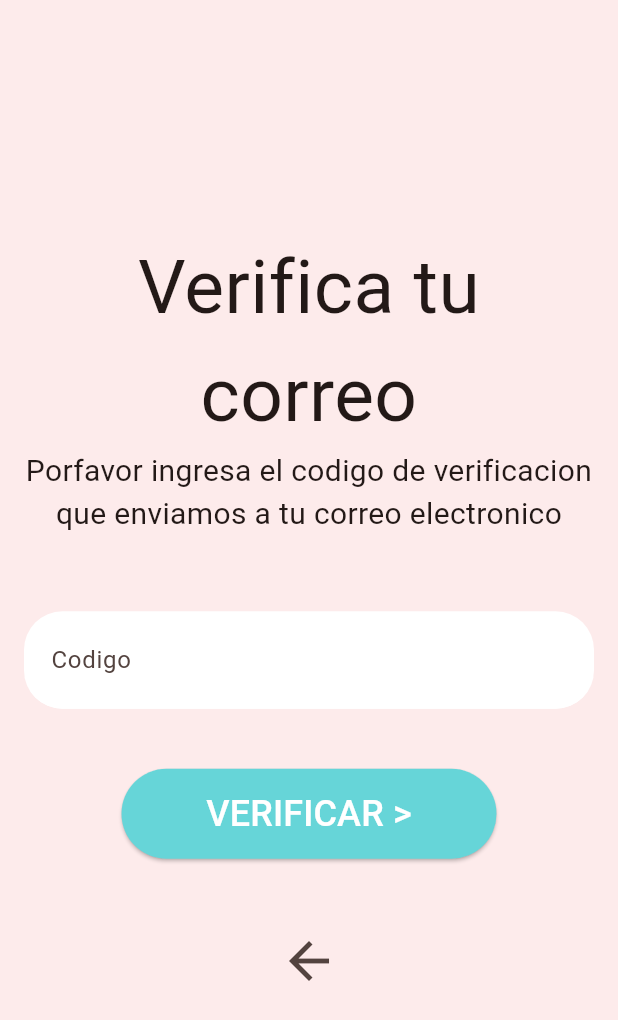
After one commit to Vane737/picspeak_movil, a Flutter app: the VerificCorreo screen opened directly, on a phone screen of 412 x 824 dp. The commit adds this screen. Shown: the top 1020 px of the screen. Run offline on Flutter 3.47's test engine with Material 2 defaults, Android fonts, the phone set to English and light mode, and no system bars; our stand-ins replace image_picker; network calls fail.

Commit message:
view fix

```diff
--- /dev/null
+++ b/lib/auth/verificCorreo.dart
@@ -0,0 +1,85 @@
+import 'package:flutter/material.dart';
+
+class VerificCorreo extends StatelessWidget {
+  @override
+  Widget build(BuildContext context) {
+    return Scaffold(
+      body: Container(
+        padding: EdgeInsets.all(16.0),
+        width: double.infinity,
+        height: double.infinity,
+        color: Color.fromARGB(255, 253, 235, 235), // Color de fondo
+        child: Center(
+          child: Column(
+            mainAxisAlignment: MainAxisAlignment.center,
+            children: [
+              Text(
+                'Verifica tu correo',
+                textAlign: TextAlign.center,
+                style: TextStyle(
+                  fontSize: 50,
+                ),
+              ),
+              Text(
+                'Porfavor ingresa el codigo de verificacion que enviamos a tu correo electronico',
+                textAlign: TextAlign.center,
+                style: TextStyle(
+                  fontSize: 20,
+                ),
+              ),
+              const SizedBox(height: 50),
+              TextField(
+                obscureText: false,
+                autofocus: false,
+                style: TextStyle(
+                    fontSize: 22.0, color: Color.fromARGB(255, 0, 0, 0)),
+                decoration: InputDecoration(
+                  border: OutlineInputBorder(),
+                  filled: true,
+                  fillColor: Colors.white,
+                  labelText: 'Codigo',
+                  contentPadding:
+                      const EdgeInsets.only(left: 14.0, bottom: 8.0, top: 8.0),
+                  focusedBorder: OutlineInputBorder(
+                    borderSide: BorderSide(color: Colors.white),
+                    borderRadius: BorderRadius.circular(25.7),
+                  ),
+                  enabledBorder: UnderlineInputBorder(
+                    borderSide: BorderSide(color: Colors.white),
+                    borderRadius: BorderRadius.circular(25.7),
+                  ),
+                ),
+              ),
+              const SizedBox(height: 40),
+              ElevatedButton(
+                onPressed: () {},
+                child: Text(
+                  'VERIFICAR >',
+                  style: TextStyle(
+                    fontSize: 24.0,
+                    color: Colors.white,
+                  ),
+                ),
+                style: ElevatedButton.styleFrom(
+                  primary: Color.fromRGBO(102, 213, 216, 1),
+                  minimumSize: Size(250.0, 60.0),
+                ),
+              ),
+              const SizedBox(height: 40),
+              IconButton(
+                onPressed: () {
+                  // Acción cuando se presiona el botón de retroceso
+                  Navigator.pop(context);
+                },
+                icon: Icon(
+                  Icons.arrow_back,
+                  size: 40.0,
+                ),
+              ),
+            ],
+          ),
+        ),
+      ),
+    );
+  }
+}
```
Also changed, not shown: lib/auth/perfil.dart (+57 -5 lines).
